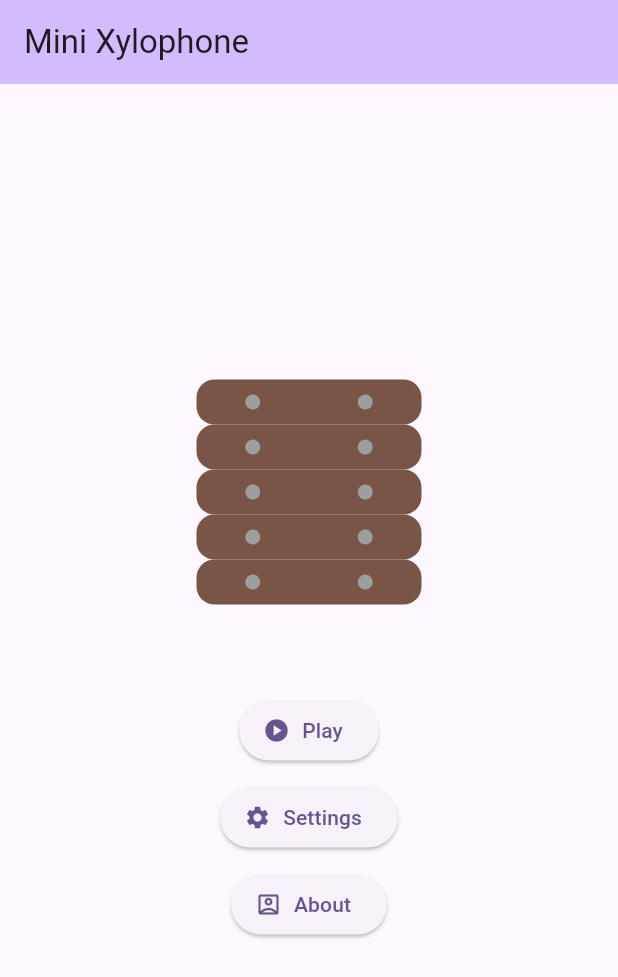
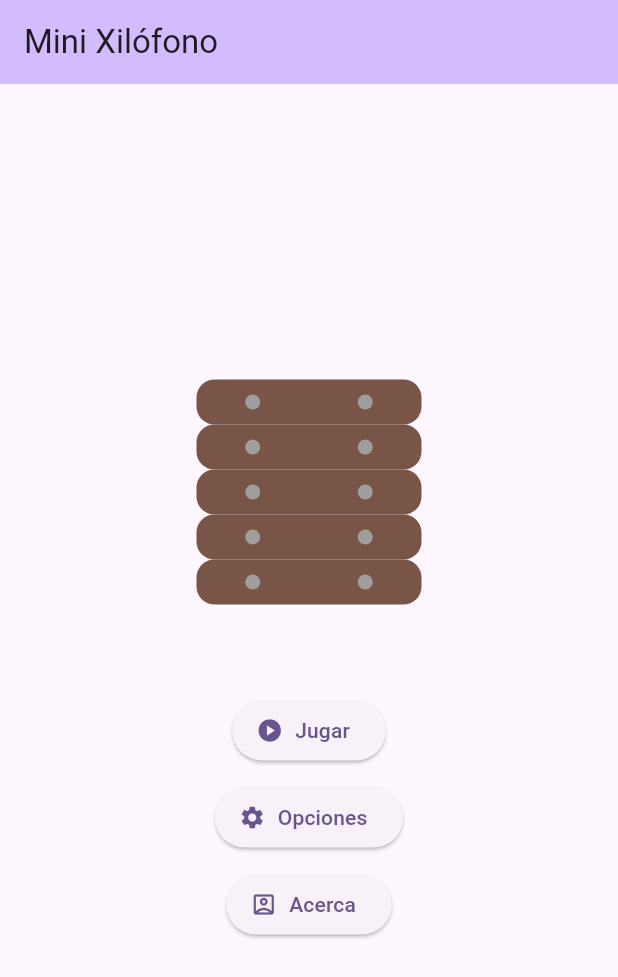
Before and after one commit to Cactus-ar/mini_xylophone, a Flutter app: the screen it shows after launch, on a phone screen of 412 x 824 dp. Shown: the top 977 px of the screen. Run offline on Flutter 3.47's test engine with Material 3 defaults, Android fonts, the phone set to English and light mode, and no system bars; our stand-ins replace audioplayers.

Commit message:
final prod

```diff
--- a/lib/game_about.dart
+++ b/lib/game_about.dart
@@ -19,9 +19,9 @@ class GameAbout extends StatelessWidget {
               children: [
                 Padding(
                   padding: EdgeInsets.all(18.0),
-                  child: Text('Mini Xylophone V0.1a'),
+                  child: Text('Mini Xilófono V0.1a'),
                 ),
-                Text('June 2024'),
+                Text('Junio 2024'),
               ],
             )
           ],
--- a/lib/game_settings.dart
+++ b/lib/game_settings.dart
@@ -16,7 +16,7 @@ class GameSettings extends StatelessWidget {
       body: const Center(
         child: Column(
           children: [
-            Text('Coming Soon')
+            Text('Próximamente')
           ],
         ),
       ),
--- a/lib/main.dart
+++ b/lib/main.dart
@@ -15,12 +15,13 @@
   @override
   Widget build(BuildContext context) {
     return MaterialApp(
-      title: 'Mini Xylophone',
+      title: 'Mini Xilófono',
       theme: ThemeData(
         colorScheme: ColorScheme.fromSeed(seedColor: Colors.deepPurple),
         useMaterial3: true,
       ),
-      home: const MyHomePage(title: 'Mini Xylophone'),
+      debugShowCheckedModeBanner: false,
+      home: const MyHomePage(title: 'Mini Xilófono'),
     );
   }
 }
@@ -127,10 +128,10 @@
                 child: ElevatedButton.icon(
                   onPressed: () {
                     Navigator.of(context).push(
-                      MaterialPageRoute(builder: (context) => const GameEstado(titulo: 'Game',)),
+                      MaterialPageRoute(builder: (context) => const GameEstado(titulo: 'Juego',)),
                     );
                   },
-                  label: const Text('Play'),
+                  label: const Text('Jugar'),
                   icon: const Icon(Icons.play_circle),
                 )),
             Padding(
@@ -138,10 +139,10 @@
               child: ElevatedButton.icon(
                 onPressed: () {
                   Navigator.of(context).push(
-                    MaterialPageRoute(builder: (context) => const GameSettings(title: 'Settings',)),
+                    MaterialPageRoute(builder: (context) => const GameSettings(title: 'Opciones',)),
                   );
                 },
-                label: const Text('Settings'),
+                label: const Text('Opciones'),
                 icon: const Icon(Icons.settings),
               ),
             ),
@@ -150,10 +151,10 @@
               child: ElevatedButton.icon(
                 onPressed: () {
                   Navigator.of(context).push(
-                    MaterialPageRoute(builder: (context) => const GameAbout(title: 'About',)),
+                    MaterialPageRoute(builder: (context) => const GameAbout(title: 'Acerca de',)),
                   );
                 },
-                label: const Text('About'),
+                label: const Text('Acerca'),
                 icon: const Icon(Icons.account_box_outlined),
               ),
             ),
```
Also changed, not shown: deploy/Screenshot_20240623_200844.png (added), deploy/Screenshot_20240623_200910.png (added), deploy/func.png (added), deploy/xylo.png (added), 2 other files.
